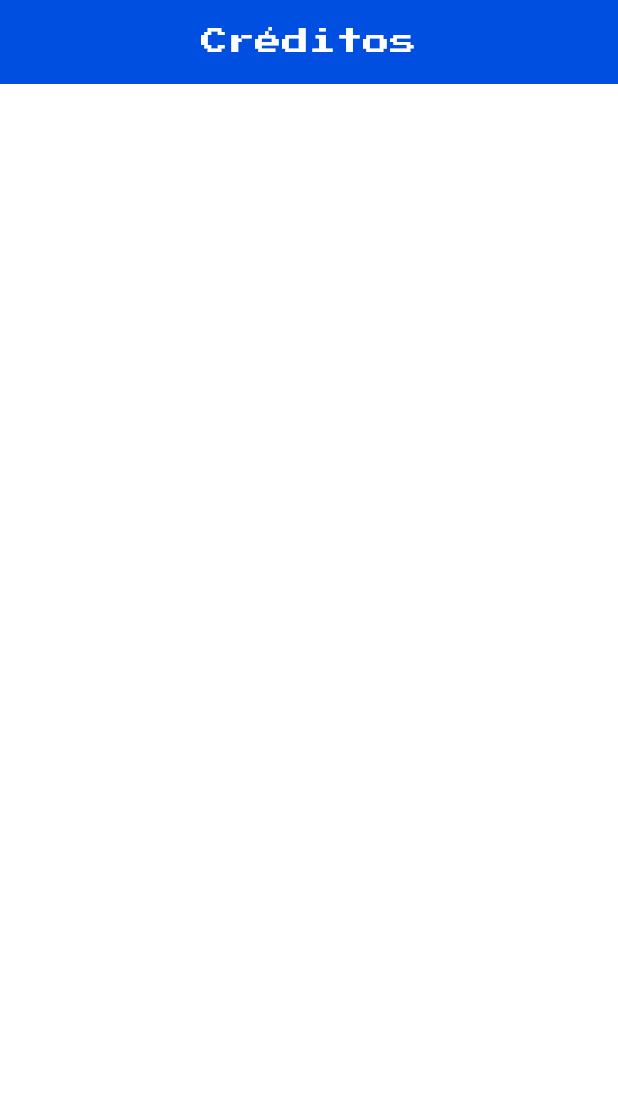
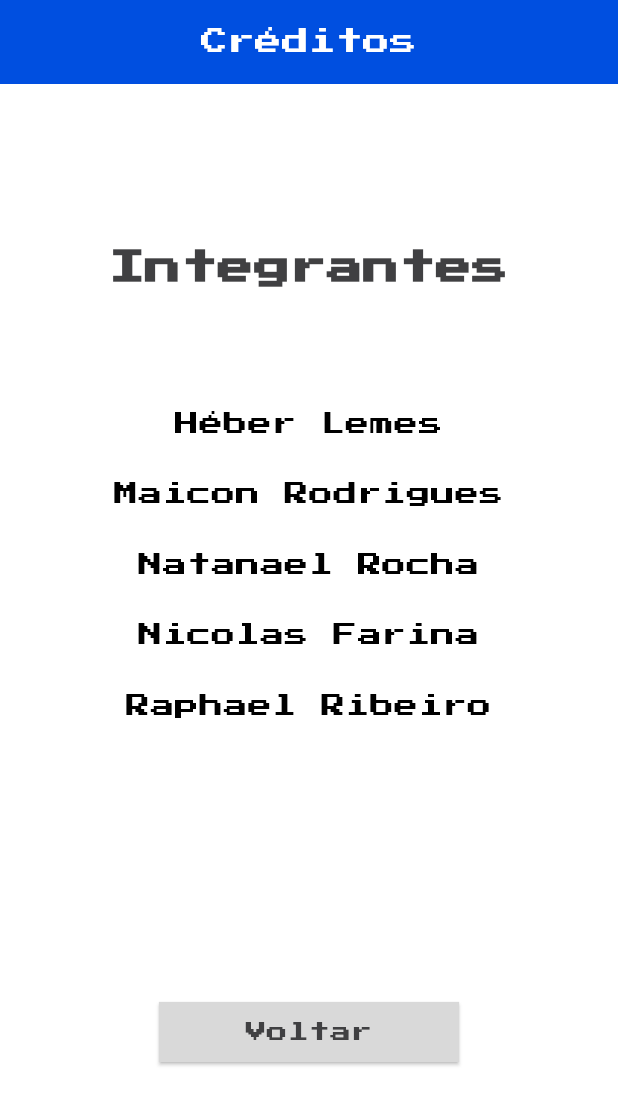
Before and after one commit to HeberFHLemes/projeto-integrador-vi-a, a Flutter app: the CreditsView screen opened by its route, on a phone screen of 412 x 824 dp. Shown: the top 1105 px of the screen. Run offline on Flutter 3.47's test engine with Material 3 defaults, Android fonts, the phone set to English and light mode, and no system bars; our stand-ins replace flutter_animate, google_fonts; missing offline and left inert: flame.

Commit message:
feat: implementando tela créditos
feat: implementando tela créditos

```diff
--- a/lib/src/views/credits_view.dart
+++ b/lib/src/views/credits_view.dart
@@ -1,12 +1,25 @@
-import 'package:breakout/src/widgets/custom_app_bar.dart';
 import 'package:flutter/material.dart';
+
+import '../widgets/app_button.dart';
+import '../widgets/custom_app_bar.dart';
 
 /// Tela com o nome dos integrantes do grupo
 class CreditsView extends StatelessWidget {
   const CreditsView({super.key});
 
+  // Lista de integrantes.
+  static const List<String> _members = [
+    'Héber Lemes',
+    'Maicon Rodrigues',
+    'Natanael Rocha',
+    'Nicolas Farina',
+    'Raphael Ribeiro',
+  ];
+
   @override
   Widget build(BuildContext context) {
+    final colorScheme = Theme.of(context).colorScheme;
+
     return Scaffold(
       appBar: CustomAppBar(title: 'Créditos'),
       body: SafeArea(
@@ -14,11 +27,51 @@ class CreditsView extends StatelessWidget {
           padding: const EdgeInsets.all(16),
           child: Column(
             children: [
-              // TODO: título/header em destaque "Integrantes"
+              const SizedBox(height: 16),
 
-              // TODO: Listagem dos nomes dos integrantes
+              // Conteúdo principal (título + lista), ocupando o espaço
+              // disponível para que o botão fique fixo embaixo.
+              Expanded(
+                flex: 2,
+                child: Column(
+                  mainAxisAlignment: MainAxisAlignment.center,
+                  children: [
+                    Text(
+                      'Integrantes',
+                      style: TextStyle(
+                        fontSize: 24,
+                        fontWeight: FontWeight.bold,
+                      ),
+                    ),
 
-              // TODO: Botão "Voltar" (AppButton)
+                    const SizedBox(height: 64),
+
+                    // Gera um Text para cada nome da lista.
+                    ..._members.map(
+                          (name) => Padding(
+                        padding: const EdgeInsets.symmetric(vertical: 12),
+                        child: Text(
+                          name,
+                          style: TextStyle(
+                            fontSize: 16,
+                            color: colorScheme.onSurface,
+                          ),
+                        ),
+                      ),
+                    ),
+                  ],
+                ),
+              ),
+              Expanded(
+                child: Center(
+                  child: AppButton(
+                    text: 'Voltar',
+                    textColor: Theme.of(context).colorScheme.secondary,
+                    backgroundColor: Theme.of(context).colorScheme.tertiary,
+                    onPressed: () => Navigator.pop(context),
+                  ),
+                ),
+              ),
             ],
           ),
         ),
```
